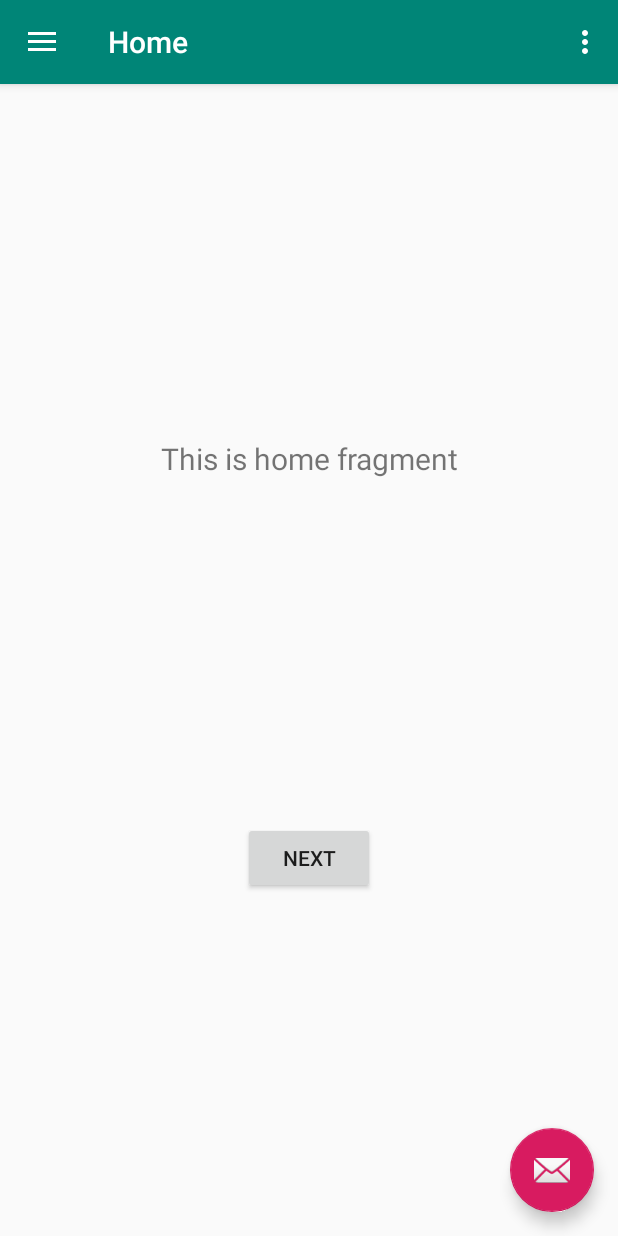
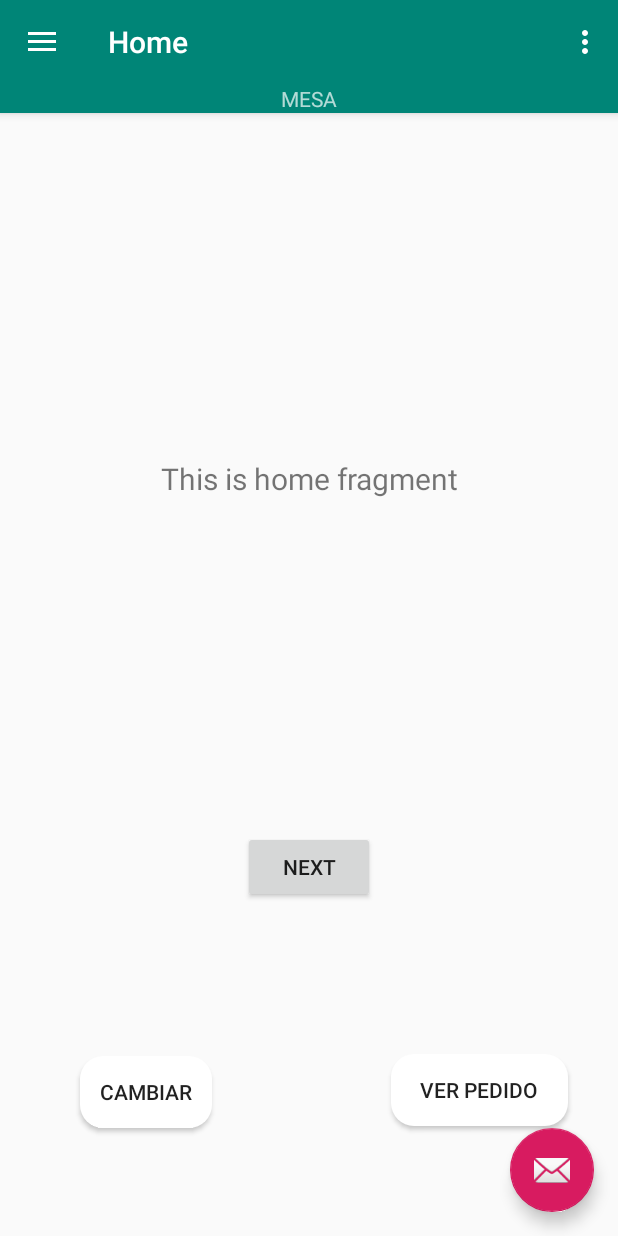
Before and after one commit to RIGBY030898/restaurant-app, an Android app: the MenuActivity screen opened directly, with no data from a screen before it, on a phone screen of 412 x 824 dp. Run offline under Robolectric (Android 15) with nearby library versions, the phone set to English and light mode, and no system bars; our stand-ins replace navigation-ui.

Commit message:
cambiar y ver perdido

```diff
--- a/Movil/app/src/main/res/layout/app_bar_menu.xml
+++ b/Movil/app/src/main/res/layout/app_bar_menu.xml
@@ -19,6 +19,13 @@
                 android:background="?attr/colorPrimary"
                 app:popupTheme="@style/AppTheme.PopupOverlay"/>
 
+        <TextView
+            android:id="@+id/textView2"
+            android:layout_width="match_parent"
+            android:layout_height="wrap_content"
+            android:text="MESA"
+            android:textAlignment="center" />
+
     </com.google.android.material.appbar.AppBarLayout>
 
     <include layout="@layout/content_menu"/>
--- a/Movil/app/src/main/res/layout/fragment_home.xml
+++ b/Movil/app/src/main/res/layout/fragment_home.xml
@@ -30,4 +30,30 @@
             app:layout_constraintStart_toStartOf="parent"
             app:layout_constraintEnd_toEndOf="parent"
             app:layout_constraintBottom_toBottomOf="parent"/>
+
+    <Button
+        android:id="@+id/button"
+        android:layout_width="wrap_content"
+        android:layout_height="wrap_content"
+        android:background="@drawable/boton_redondeado"
+        android:text="cambiar"
+        app:layout_constraintBottom_toBottomOf="parent"
+        app:layout_constraintEnd_toEndOf="parent"
+        app:layout_constraintHorizontal_bias="0.164"
+        app:layout_constraintStart_toStartOf="parent"
+        app:layout_constraintTop_toTopOf="parent"
+        app:layout_constraintVertical_bias="0.897" />
+
+    <Button
+        android:id="@+id/button2"
+        android:layout_width="118dp"
+        android:layout_height="48dp"
+        android:background="@drawable/boton_redondeado"
+        android:text="ver pedido"
+        app:layout_constraintBottom_toBottomOf="parent"
+        app:layout_constraintEnd_toEndOf="parent"
+        app:layout_constraintHorizontal_bias="0.887"
+        app:layout_constraintStart_toStartOf="parent"
+        app:layout_constraintTop_toTopOf="parent"
+        app:layout_constraintVertical_bias="0.895" />
 </androidx.constraintlayout.widget.ConstraintLayout>
```
